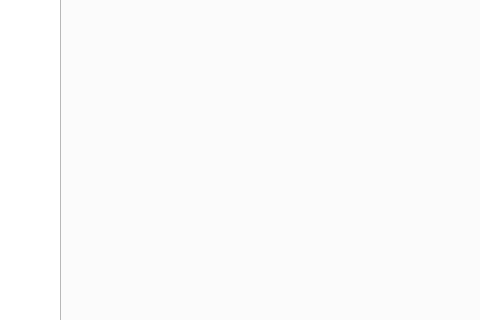
The window that src/mainwindow.ui (mbuckaway/laps) describes before a commit, drawn with Qt 5; both pictures show x 663 to 1143 and y 269 to 589 of the 1271 by 788 pixel window.
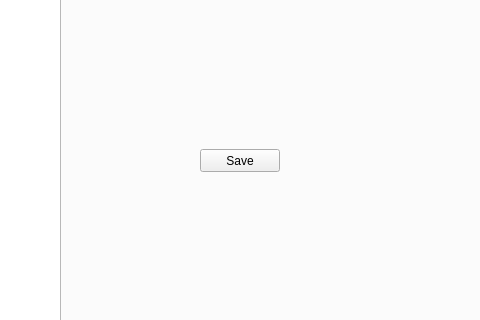
The same window after the commit. The open tabs and pages were chosen to show the change.

Commit message: Report working but needs thought

```diff
--- a/src/mainwindow.ui
+++ b/src/mainwindow.ui
@@ -1469,6 +1469,19 @@
          </property>
         </column>
        </widget>
+       <widget class="QPushButton" name="saveSessionsPushButton">
+        <property name="geometry">
+         <rect>
+          <x>850</x>
+          <y>300</y>
+          <width>80</width>
+          <height>23</height>
+         </rect>
+        </property>
+        <property name="text">
+         <string>Save</string>
+        </property>
+       </widget>
       </widget>
      </widget>
     </item>
```
Left out of the diff: 2 changed lines with no effect on the pictures. The commit also changes 2 other files.
